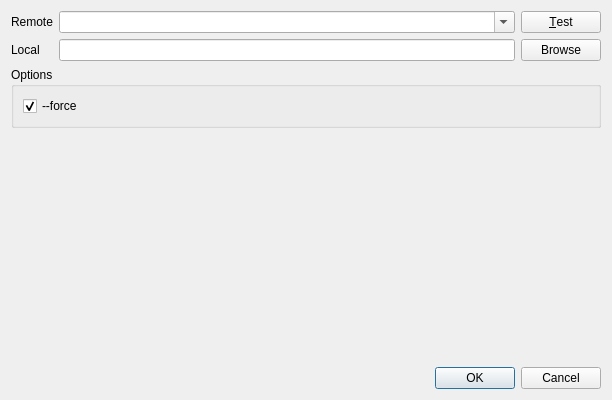
The window that src/SubmoduleAddDialog.ui (soramimi/Guitar) describes before a commit, drawn with Qt 5.
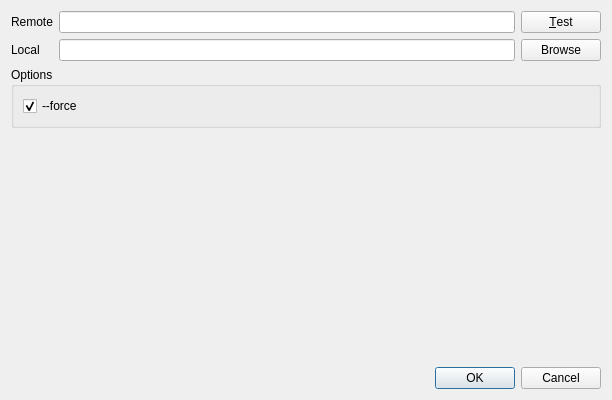
The same window after the commit. Custom widgets are drawn as their Qt base class.

Patch:
```diff
--- a/src/SubmoduleAddDialog.ui
+++ b/src/SubmoduleAddDialog.ui
@@ -48,11 +48,7 @@
       </widget>
      </item>
      <item row="0" column="1">
-      <widget class="RepositoryUrlComboBox" name="comboBox_remote">
-       <property name="editable">
-        <bool>true</bool>
-       </property>
-      </widget>
+      <widget class="RepositoryUrlLineEdit" name="lineEdit_remote"/>
      </item>
     </layout>
    </item>
@@ -149,9 +145,9 @@
    <container>1</container>
   </customwidget>
   <customwidget>
-   <class>RepositoryUrlComboBox</class>
-   <extends>QComboBox</extends>
-   <header>RepositoryUrlComboBox.h</header>
+   <class>RepositoryUrlLineEdit</class>
+   <extends>QLineEdit</extends>
+   <header>RepositoryUrlLineEdit.h</header>
   </customwidget>
  </customwidgets>
  <tabstops>
```
